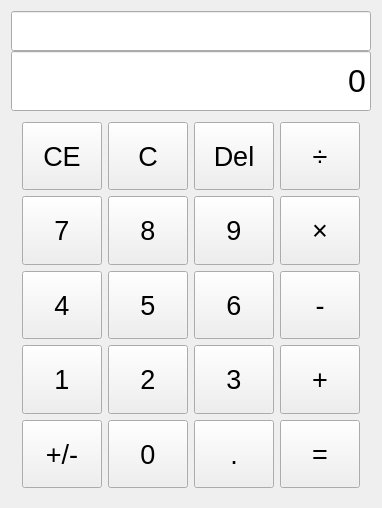
The window that Calculator/Calculator.ui (njdldkl666699/Calculator) describes before a commit, drawn with Qt 5.
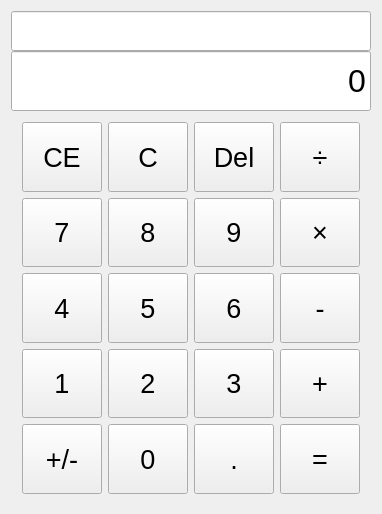
The same window after the commit.

Patch:
```diff
--- a/Calculator/Calculator.ui
+++ b/Calculator/Calculator.ui
@@ -7,12 +7,15 @@
     <x>0</x>
     <y>0</y>
     <width>374</width>
-    <height>508</height>
+    <height>514</height>
    </rect>
   </property>
   <property name="windowTitle">
    <string>Calculator</string>
   </property>
+  <property name="autoFillBackground">
+   <bool>false</bool>
+  </property>
   <widget class="QWidget" name="centralWidget">
    <property name="sizePolicy">
     <sizepolicy hsizetype="Preferred" vsizetype="Preferred">
```
Left out of the diff: 35 changed lines with no effect on the pictures.
